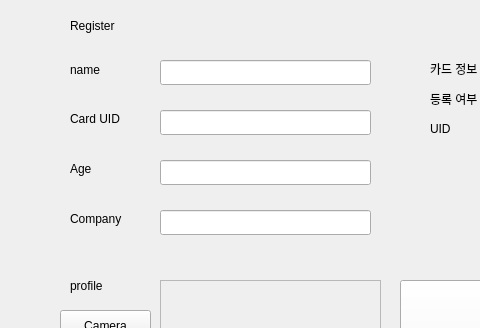
addinedu-ros-6th/iot-repo-3, file code/Register.ui: the form before one commit; both pictures show x 0 to 480 and y 0 to 328 of the 800 by 600 pixel window.
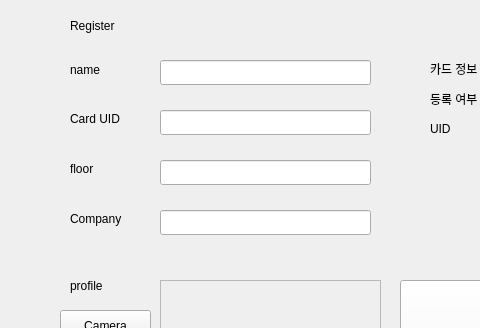
The form after the commit.

```diff
--- a/code/Register.ui
+++ b/code/Register.ui
@@ -63,7 +63,7 @@
      </rect>
     </property>
     <property name="text">
-     <string>Age</string>
+     <string>floor</string>
     </property>
    </widget>
    <widget class="QLabel" name="label_4">
```
Left out of the diff: 2 changed lines with no effect on the pictures.
